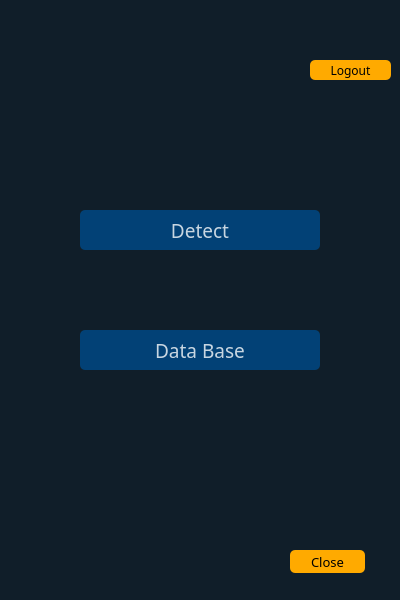
Before: the Qt Designer form ui/memberpage.ui in cach007/face_findeer, drawn with Qt 5.
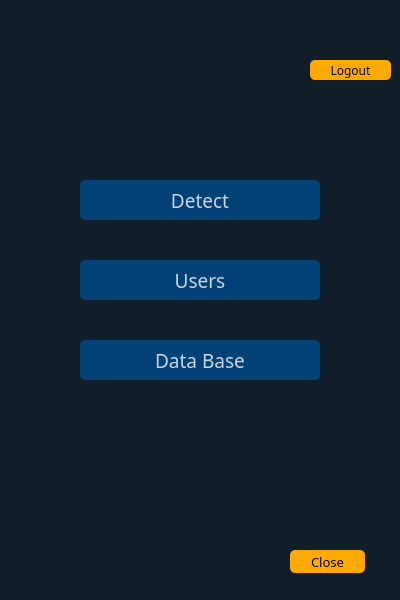
After: the same form once the commit is applied. Icons and pictures are not drawn.

Commit message: 관리자랑 멤버 페이지에서도 user edit접근 가능 하게 수정

What changed in the file:
```diff
--- a/ui/memberpage.ui
+++ b/ui/memberpage.ui
@@ -35,7 +35,7 @@
     <property name="geometry">
      <rect>
       <x>80</x>
-      <y>210</y>
+      <y>180</y>
       <width>240</width>
       <height>40</height>
      </rect>
@@ -185,7 +185,7 @@
     <property name="geometry">
      <rect>
       <x>80</x>
-      <y>330</y>
+      <y>340</y>
       <width>240</width>
       <height>40</height>
      </rect>
@@ -229,6 +229,54 @@
      </size>
     </property>
    </widget>
+   <widget class="QPushButton" name="pushButton_6">
+    <property name="geometry">
+     <rect>
+      <x>80</x>
+      <y>260</y>
+      <width>240</width>
+      <height>40</height>
+     </rect>
+    </property>
+    <property name="font">
+     <font>
+      <family>Arial Rounded MT Bold</family>
+      <pointsize>14</pointsize>
+      <weight>50</weight>
+      <bold>false</bold>
+     </font>
+    </property>
+    <property name="styleSheet">
+     <string notr="true">QPushButton#pushButton_6{
+background-color:rgba(2,65,118,255);
+color:rgba(255, 255, 255, 200);
+border-radius:5px;
+}
+QPushButton#pushButton_6:pressed{
+padding-left:5px;
+padding-top:5px;
+background-color:rgba(2,65,118,100);
+background-position:calc(100%-10px)center;
+}
+QPushButton#pushButton_6:hover{
+background-color:rgba(2,65,118, 255);
+}
+</string>
+    </property>
+    <property name="text">
+     <string>Users</string>
+    </property>
+    <property name="icon">
+     <iconset resource="../img/img.qrc">
+      <normaloff>:/newPrefix/community.png</normaloff>:/newPrefix/community.png</iconset>
+    </property>
+    <property name="iconSize">
+     <size>
+      <width>35</width>
+      <height>35</height>
+     </size>
+    </property>
+   </widget>
   </widget>
  </widget>
  <resources>
```
The commit also changes 6 other files.
